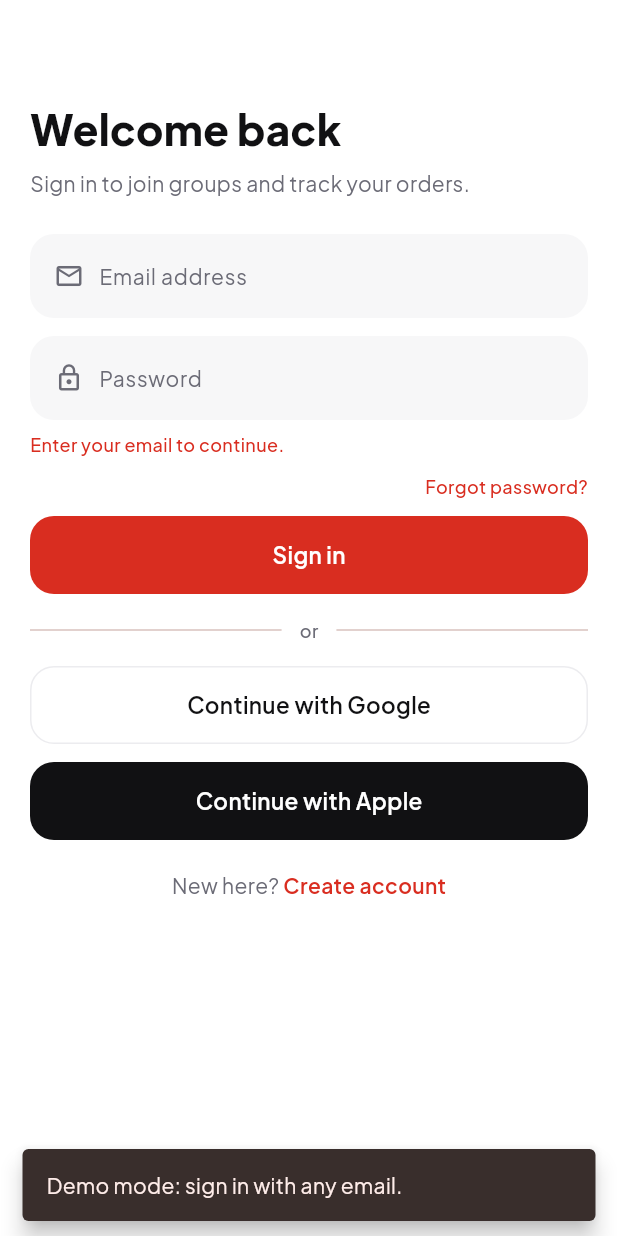
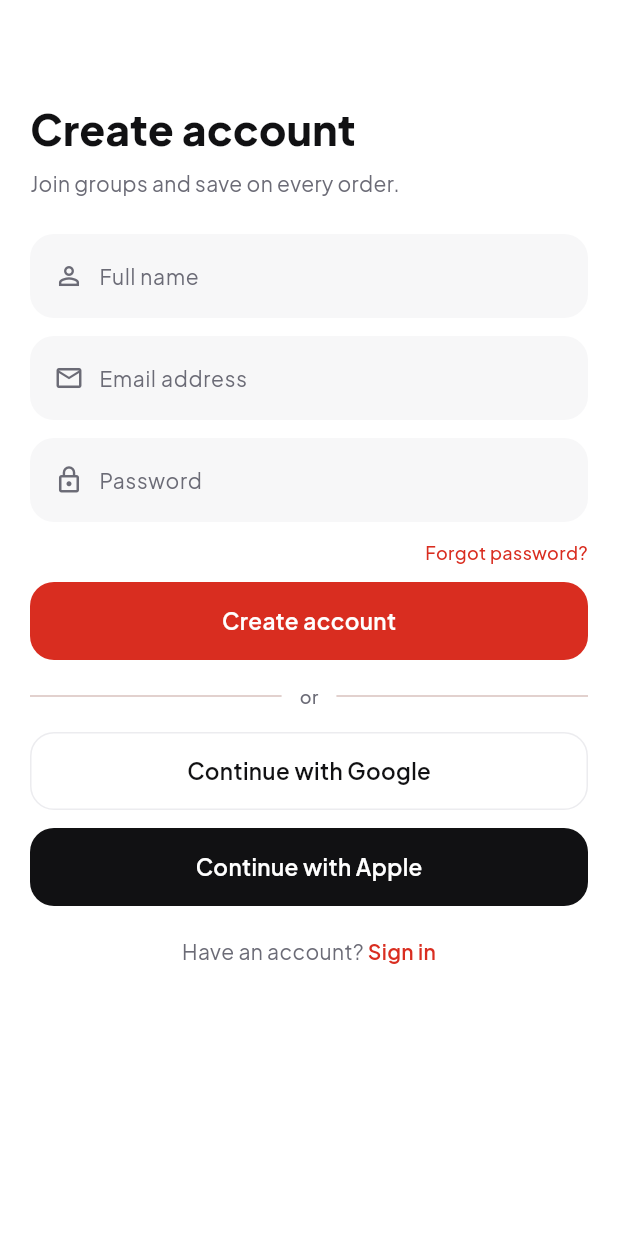
Before and after one commit to pahasara7777/groupbuy-flutter, a Flutter app: the SignInScreen screen opened directly, after a tap on "Sign in", after a tap on "Create account", on a phone screen of 412 x 824 dp. Run offline on Flutter 3.47's test engine with Material 3 defaults, Android fonts, the phone set to English and light mode, and no system bars; our stand-ins replace firebase_auth, firebase_core; accounts and stored records are empty.

Commit message:
feat(screens): real email sign in and create account on the Sign in screen

```diff
--- a/lib/screens/sign_in_screen.dart
+++ b/lib/screens/sign_in_screen.dart
@@ -14,20 +14,44 @@ class SignInScreen extends StatefulWidget {
 }
 
 class _SignInScreenState extends State<SignInScreen> {
+  final _name = TextEditingController();
   final _email = TextEditingController();
   final _password = TextEditingController();
   String? _error;
+  bool _creating = false;
+  bool _busy = false;
 
   @override
   void dispose() {
+    _name.dispose();
     _email.dispose();
     _password.dispose();
     super.dispose();
   }
 
-  void _submit([String? email]) {
-    if (!store.signIn(email ?? _email.text)) {
-      setState(() => _error = 'Enter your email to continue.');
+  /// One-tap demo sign-in, only offered while Firebase is not connected.
+  void _demo() => store.signIn('demo@groupbuy.app');
+
+  Future<void> _submit() async {
+    final email = _email.text.trim();
+    final password = _password.text;
+    if (email.isEmpty || password.isEmpty || (_creating && _name.text.trim().isEmpty)) {
+      setState(() => _error = _creating ? 'Fill in your name, email and password.' : 'Enter your email and password.');
+      return;
+    }
+    setState(() {
+      _busy = true;
+      _error = null;
+    });
+    final error = _creating
+        ? await store.register(_name.text, email, password)
+        : await store.signInWithEmail(email, password);
+    // On success AppRoot swaps this screen out, so only touch state if we are still here.
+    if (mounted) {
+      setState(() {
+        _busy = false;
+        _error = error;
+      });
     }
   }
 
@@ -63,10 +87,17 @@ class _SignInScreenState extends State<SignInScreen> {
             padding: const EdgeInsets.all(20),
             children: [
               const SizedBox(height: 48),
-              Text('Welcome back', style: AppText.h1),
+              Text(_creating ? 'Create account' : 'Welcome back', style: AppText.h1),
               const SizedBox(height: 8),
-              Text('Sign in to join groups and track your orders.', style: AppText.body.copyWith(color: AppColors.ink2)),
+              Text(
+                _creating ? 'Join groups and save on every order.' : 'Sign in to join groups and track your orders.',
+                style: AppText.body.copyWith(color: AppColors.ink2),
+              ),
               const SizedBox(height: 24),
+              if (_creating) ...[
+                _field(_name, 'Full name', Icons.person_outline),
+                const SizedBox(height: 12),
+              ],
               _field(_email, 'Email address', Icons.mail_outline),
               const SizedBox(height: 12),
               _field(_password, 'Password', Icons.lock_outline, secret: true),
@@ -83,7 +114,8 @@ class _SignInScreenState extends State<SignInScreen> {
                 ),
               ),
               const SizedBox(height: 12),
-              AppButton('Sign in', onPressed: _submit),
+              AppButton(_busy ? 'Please wait…' : (_creating ? 'Create account' : 'Sign in'), onPressed: _busy ? null : _submit),
+              if (store.auth.isDemo) ...[
                 const SizedBox(height: 16),
                 Row(
                   children: [
@@ -93,17 +125,21 @@ class _SignInScreenState extends State<SignInScreen> {
                   ],
                 ),
                 const SizedBox(height: 16),
-              AppButton('Continue with Google', style: AppButtonStyle.outline, onPressed: () => _submit('demo@groupbuy.app')),
+                AppButton('Continue with Google', style: AppButtonStyle.outline, onPressed: _demo),
                 const SizedBox(height: 12),
-              AppButton('Continue with Apple', style: AppButtonStyle.dark, onPressed: () => _submit('demo@groupbuy.app')),
+                AppButton('Continue with Apple', style: AppButtonStyle.dark, onPressed: _demo),
+              ],
               const SizedBox(height: 20),
               Row(
                 mainAxisAlignment: MainAxisAlignment.center,
                 children: [
-                  Text('New here? ', style: AppText.body.copyWith(color: AppColors.ink2)),
+                  Text(_creating ? 'Have an account? ' : 'New here? ', style: AppText.body.copyWith(color: AppColors.ink2)),
                   GestureDetector(
-                    onTap: () => showMessage(context, 'Demo mode: sign in with any email.'),
-                    child: Text('Create account', style: AppText.bodyStrong.copyWith(color: AppColors.accent)),
+                    onTap: () => setState(() {
+                      _creating = !_creating;
+                      _error = null;
+                    }),
+                    child: Text(_creating ? 'Sign in' : 'Create account', style: AppText.bodyStrong.copyWith(color: AppColors.accent)),
                   ),
                 ],
               ),
```
Lines whose indentation alone changed are shown as unchanged.
